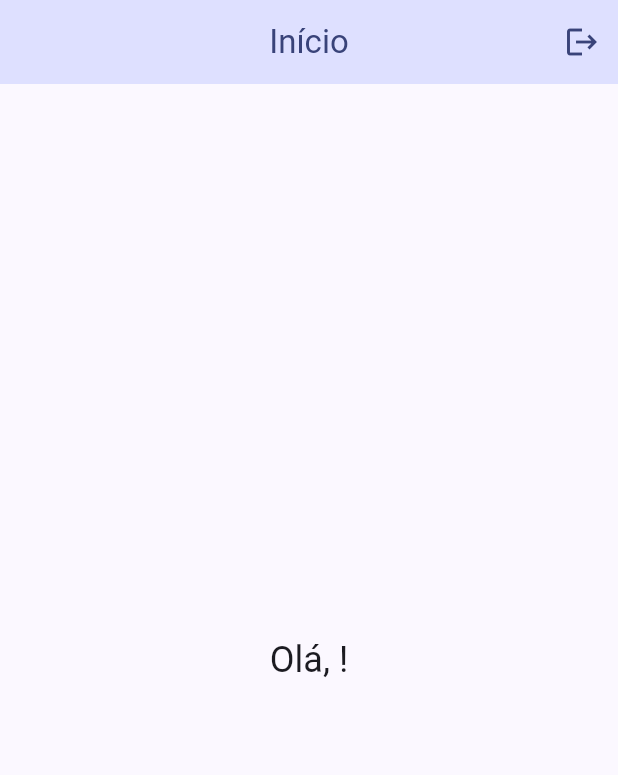
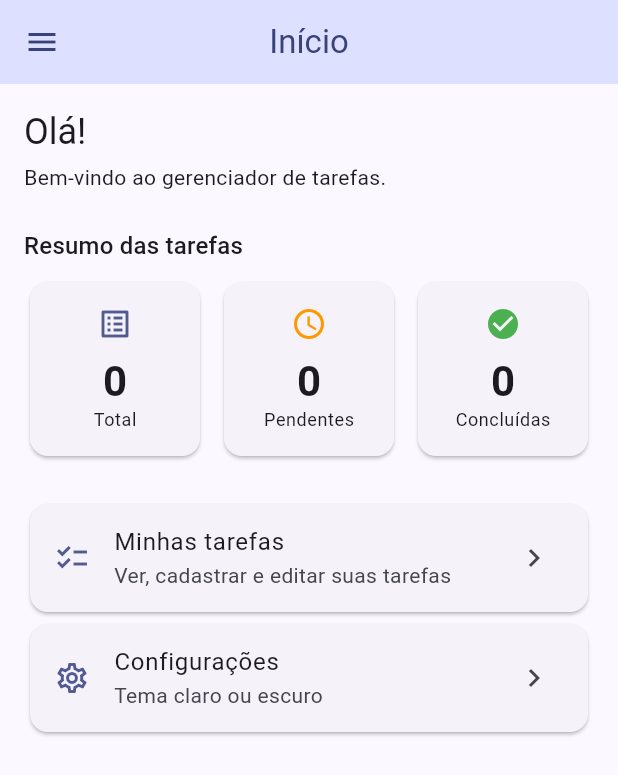
Before and after one commit to LuizBrand/p2-dev-mobile, a Flutter app: the screen it shows once a user with an empty profile is signed in, on a phone screen of 412 x 824 dp. Shown: the top 775 px of the screen. Run offline on Flutter 3.47's test engine with Material 3 defaults, Android fonts, the phone set to English and light mode, and no system bars; our stand-ins replace firebase_auth, firebase_core, firebase_database, shared_preferences; accounts and stored records are empty.

Commit message:
Tela inicial com drawer e resumo das tarefas

```diff
--- a/lib/screens/home_screen.dart
+++ b/lib/screens/home_screen.dart
@@ -1,29 +1,177 @@
 import 'package:flutter/material.dart';
 import '../models/usuario.dart';
-import '../services/auth_service.dart';
+import '../widgets/drawer_menu.dart';
+import 'configuracoes_screen.dart';
+import 'tarefas_screen.dart';
+import '../models/tarefa.dart';
+import '../services/firebase_service.dart';
 
-class HomeScreen extends StatelessWidget {
+class HomeScreen extends StatefulWidget {
   final Usuario usuario;
 
   const HomeScreen({super.key, required this.usuario});
 
   @override
+  State<HomeScreen> createState() => _HomeScreenState();
+}
+
+class _HomeScreenState extends State<HomeScreen> {
+  final Stream<List<Tarefa>> _tarefasStream = FirebaseService().tarefasStream();
+
+  void _abrir(Widget tela) {
+    Navigator.of(context).push(MaterialPageRoute(builder: (_) => tela));
+  }
+
+  @override
   Widget build(BuildContext context) {
+    final usuario = widget.usuario;
+    final colorScheme = Theme.of(context).colorScheme;
+    final textTheme = Theme.of(context).textTheme;
+    final saudacao =
+    usuario.nome.isEmpty ? 'Olá!' : 'Olá, ${usuario.nome}!';
+
     return Scaffold(
-      appBar: AppBar(
-        title: const Text('Início'),
-        actions: [
-          IconButton(
-            tooltip: 'Sair',
-            icon: const Icon(Icons.logout),
-            onPressed: () => AuthService().logout(),
+      appBar: AppBar(title: const Text('Início')),
+      drawer: DrawerMenu(usuario: usuario),
+      body: ListView(
+        padding: const EdgeInsets.all(16),
+        children: [
+          Text(saudacao, style: textTheme.headlineSmall),
+          const SizedBox(height: 4),
+          Text(
+            'Bem-vindo ao gerenciador de tarefas.',
+            style: textTheme.bodyMedium,
+          ),
+          const SizedBox(height: 24),
+          Text('Resumo das tarefas', style: textTheme.titleMedium),
+          const SizedBox(height: 8),
+          StreamBuilder<List<Tarefa>>(
+            stream: _tarefasStream,
+            builder: (context, snapshot) {
+              if (snapshot.hasError) {
+                return const Text('Não foi possível carregar o resumo.');
+                }
+                    if (!snapshot.hasData) {
+                  return const Padding(
+                    padding: EdgeInsets.all(16),
+                    child: Center(child: CircularProgressIndicator()),
+                  );
+                }
+
+                final tarefas = snapshot.data!;
+                final concluidas = tarefas.where((t) => t.concluida).length;
+                final pendentes = tarefas.length - concluidas;
+
+                return Row(
+                  children: [
+                    Expanded(
+                      child: _ContadorCard(
+                        rotulo: 'Total',
+                        valor: tarefas.length,
+                        icone: Icons.list_alt,
+                        cor: colorScheme.primary,
+                      ),
+                    ),
+                    const SizedBox(width: 8),
+                    Expanded(
+                      child: _ContadorCard(
+                        rotulo: 'Pendentes',
+                        valor: pendentes,
+                        icone: Icons.schedule,
+                        cor: Colors.orange,
+                      ),
+                    ),
+                    const SizedBox(width: 8),
+                    Expanded(
+                      child: _ContadorCard(
+                        rotulo: 'Concluídas',
+                        valor: concluidas,
+                        icone: Icons.check_circle,
+                        cor: Colors.green,
+                      ),
+                    ),
+                  ],
+                );
+              },
+          ),
+          const SizedBox(height: 24),
+          _AtalhoCard(
+            icone: Icons.checklist,
+            titulo: 'Minhas tarefas',
+            subtitulo: 'Ver, cadastrar e editar suas tarefas',
+            onTap: () => _abrir(const TarefasScreen()),
+          ),
+          _AtalhoCard(
+            icone: Icons.settings_outlined,
+            titulo: 'Configurações',
+            subtitulo: 'Tema claro ou escuro',
+            onTap: () => _abrir(const ConfiguracoesScreen()),
           ),
         ],
       ),
-      body: Center(
-        child: Text(
-          'Olá, ${usuario.nome}!',
-          style: Theme.of(context).textTheme.headlineSmall,
+    );
+  }
+}
+
+class _AtalhoCard extends StatelessWidget {
+  final IconData icone;
+  final String titulo;
+  final String subtitulo;
+  final VoidCallback onTap;
+
+  const _AtalhoCard({
+    required this.icone,
+    required this.titulo,
+    required this.subtitulo,
+    required this.onTap,
+  });
+
+  @override
+  Widget build(BuildContext context) {
+    return Card(
+      child: ListTile(
+        leading: Icon(icone, color: Theme.of(context).colorScheme.primary),
+        title: Text(titulo),
+        subtitle: Text(subtitulo),
+        trailing: const Icon(Icons.chevron_right),
+        onTap: onTap,
+      ),
+    );
+  }
+}
+
+class _ContadorCard extends StatelessWidget {
+  final String rotulo;
+  final int valor;
+  final IconData icone;
+  final Color cor;
+
+  const _ContadorCard({
+    required this.rotulo,
+    required this.valor,
+    required this.icone,
+    required this.cor,
+  });
+
+  @override
+  Widget build(BuildContext context) {
+    final textTheme = Theme.of(context).textTheme;
+
+    return Card(
+      child: Padding(
+        padding: const EdgeInsets.symmetric(vertical: 16, horizontal: 8),
+        child: Column(
+          children: [
+            Icon(icone, color: cor),
+            const SizedBox(height: 8),
+            Text(
+              '$valor',
+              style: textTheme.headlineMedium?.copyWith(
+                fontWeight: FontWeight.bold,
+              ),
+            ),
+            Text(rotulo, style: textTheme.bodySmall),
+          ],
         ),
       ),
     );
```
